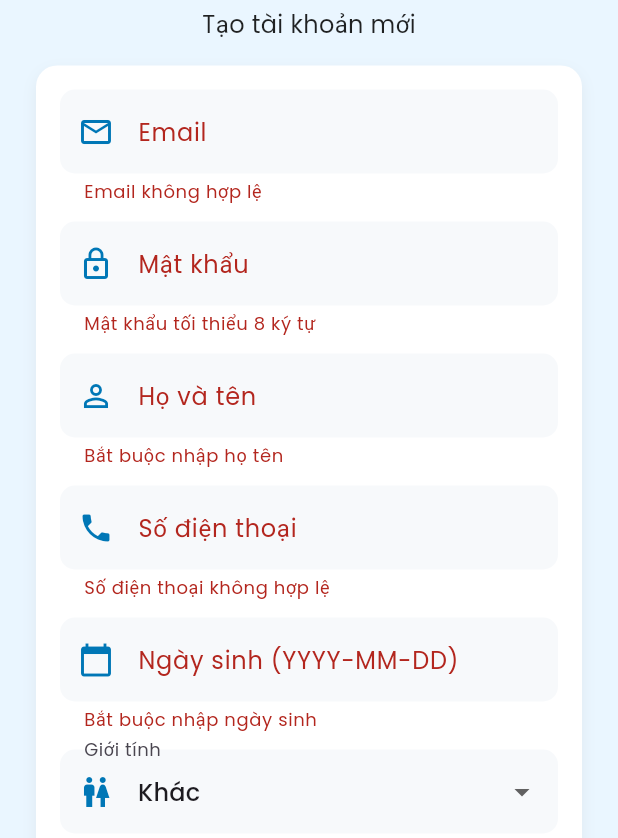
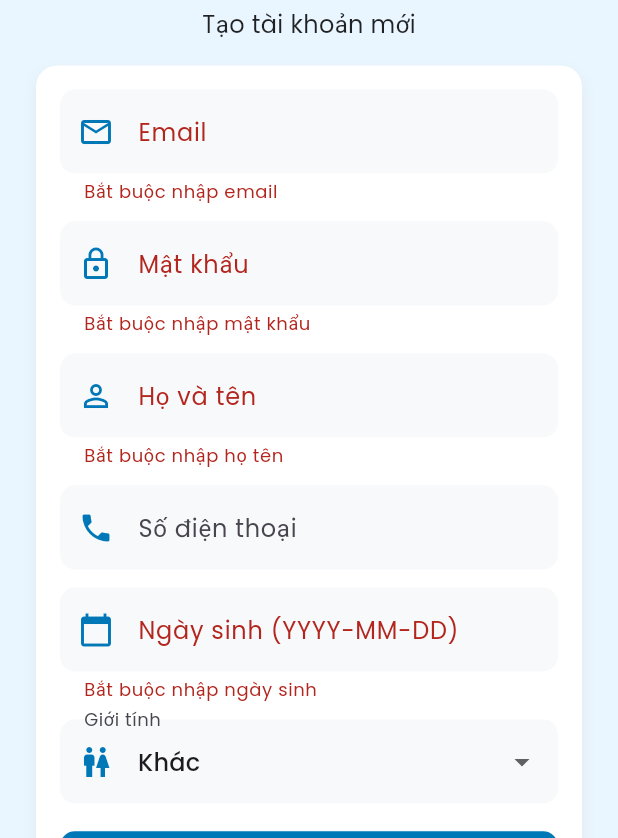
Before and after one commit to nhittt29/busticket-app, a Flutter app: the RegisterScreen screen opened by its route, after a tap on "Đăng ký", on a phone screen of 412 x 824 dp, the part 398-1236 px from its top. Run offline on Flutter 3.47's test engine with Material 3 defaults, Android fonts, the light colour scheme and no system bars; our stand-ins replace equatable, firebase_core, flutter_bloc, flutter_cache_manager, google_fonts, image_picker and 2 more; accounts and stored records are empty.

Commit message:
chore: comprehensive updates for auth and profile features across backend and frontend

```diff
--- a/frontend/lib/screens/forgot_password_screen.dart
+++ b/frontend/lib/screens/forgot_password_screen.dart
@@ -1,7 +1,6 @@
 import 'package:flutter/material.dart';
 import 'package:flutter_bloc/flutter_bloc.dart';
 import '../bloc/auth/auth_bloc.dart';
-import '../bloc/auth/auth_event.dart';
 import '../bloc/auth/auth_state.dart';
 import 'reset_password_screen.dart';  // ✅ IMPORT FIX LỖI
 
--- a/frontend/lib/screens/profile_detail_screen.dart
+++ b/frontend/lib/screens/profile_detail_screen.dart
@@ -36,7 +36,7 @@ class ProfileDetailScreen extends StatelessWidget {
               return const Center(child: CircularProgressIndicator());
             }
 
-            final userData = state.user ?? this.user ?? {};
+            final userData = state.user ?? user ?? {};
             final name = userData['name'] ?? 'Không có tên';
             final email = userData['email'] ?? 'Không có email';
             final phone = userData['phone'] ?? 'Chưa cập nhật số điện thoại';
--- a/frontend/lib/screens/register_screen.dart
+++ b/frontend/lib/screens/register_screen.dart
@@ -62,20 +62,20 @@ class _RegisterScreenState extends State<RegisterScreen> {
                     GestureDetector(
                       onTap: _pickAvatar,
                       child: CircleAvatar(
-                        radius: 60, // ✅ GIẢM: 70→60
+                        radius: 60,
                         backgroundColor: const Color(0xFFBFD7ED),
                         backgroundImage: _avatarFile != null ? FileImage(_avatarFile!) : null,
                         child: _avatarFile == null
-                            ? const Icon(Icons.camera_alt, size: 35, color: Colors.white) // ✅ GIẢM: 40→35
+                            ? const Icon(Icons.camera_alt, size: 35, color: Colors.white)
                             : null,
                       ),
                     ),
-                    const SizedBox(height: 8), // ✅ GIẢM: 10→8
+                    const SizedBox(height: 8),
                     const Text(
                       'Chọn ảnh đại diện',
-                      style: TextStyle(color: Colors.black54, fontSize: 14)
+                      style: TextStyle(color: Colors.black54, fontSize: 14),
                     ),
-                    const SizedBox(height: 16), // ✅ GIẢM: 20→16
+                    const SizedBox(height: 16),
 
                     // Logo & Title
                     const Text(
@@ -84,28 +84,28 @@ class _RegisterScreenState extends State<RegisterScreen> {
                         fontSize: 28,
                         fontWeight: FontWeight.bold,
                         color: Color(0xFF023E8A),
-                        letterSpacing: 0.5
-                      )
+                        letterSpacing: 0.5,
+                      ),
                     ),
                     const SizedBox(height: 5),
                     const Text(
                       'Tạo tài khoản mới',
-                      style: TextStyle(fontSize: 16, color: Colors.black87)
+                      style: TextStyle(fontSize: 16, color: Colors.black87),
                     ),
-                    const SizedBox(height: 16), // ✅ GIẢM: 20→16
+                    const SizedBox(height: 16),
 
                     // Form Container - NHỎ LẠI
                     Container(
-                      padding: const EdgeInsets.all(16), // ✅ GIẢM: 20→16
+                      padding: const EdgeInsets.all(16),
                       decoration: BoxDecoration(
                         color: Colors.white,
-                        borderRadius: BorderRadius.circular(14), // ✅ GIẢM: 18→14
+                        borderRadius: BorderRadius.circular(14),
                         boxShadow: [
                           BoxShadow(
                             color: Colors.grey.withOpacity(0.15),
-                            blurRadius: 8, // ✅ GIẢM: 10→8
-                            offset: const Offset(0, 4) // ✅ GIẢM: 5→4
-                          )
+                            blurRadius: 8,
+                            offset: const Offset(0, 4),
+                          ),
                         ],
                       ),
                       child: Form(
@@ -120,18 +120,23 @@ class _RegisterScreenState extends State<RegisterScreen> {
                                 filled: true,
                                 fillColor: const Color(0xFFF7F9FB),
                                 border: OutlineInputBorder(
-                                  borderRadius: BorderRadius.circular(10), // ✅ GIẢM: 12→10
-                                  borderSide: BorderSide.none
+                                  borderRadius: BorderRadius.circular(10),
+                                  borderSide: BorderSide.none,
                                 ),
                               ),
                               style: const TextStyle(color: Colors.black),
                               onChanged: (value) => email = value,
-                              validator: (value) =>
-                                  value != null && value.contains('@')
-                                      ? null
-                                      : 'Email không hợp lệ',
+                              validator: (value) {
+                                if (value == null || value.isEmpty) {
+                                  return 'Bắt buộc nhập email';
+                                }
+                                if (!RegExp(r'^[\w-\.]+@([\w-]+\.)+[\w-]{2,4}$').hasMatch(value)) {
+                                  return 'Email không hợp lệ';
+                                }
+                                return null;
+                              },
                             ),
-                            const SizedBox(height: 12), // ✅ GIẢM: 16→12
+                            const SizedBox(height: 12),
 
                             // Password
                             TextFormField(
@@ -142,18 +147,24 @@ class _RegisterScreenState extends State<RegisterScreen> {
                                 fillColor: const Color(0xFFF7F9FB),
                                 border: OutlineInputBorder(
                                   borderRadius: BorderRadius.circular(10),
-                                  borderSide: BorderSide.none
+                                  borderSide: BorderSide.none,
                                 ),
                               ),
                               obscureText: true,
                               style: const TextStyle(color: Colors.black),
                               onChanged: (value) => password = value,
-                              validator: (value) =>
-                                  value != null && value.length >= 8
-                                      ? null
-                                      : 'Mật khẩu tối thiểu 8 ký tự',
+                              validator: (value) {
+                                if (value == null || value.isEmpty) {
+                                  return 'Bắt buộc nhập mật khẩu';
+                                }
+                                if (!RegExp(r'^(?=.*[a-z])(?=.*[A-Z])(?=.*\d)(?=.*[@$!%*?&])[A-Za-z\d@$!%*?&]{8,}$')
+                                    .hasMatch(value)) {
+                                  return 'Mật khẩu phải có ít nhất 8 ký tự, chữ hoa, chữ thường, số và ký tự đặc biệt';
+                                }
+                                return null;
+                              },
                             ),
-                            const SizedBox(height: 12), // ✅ GIẢM: 16→12
+                            const SizedBox(height: 12),
 
                             // Name
                             TextFormField(
@@ -164,17 +175,22 @@ class _RegisterScreenState extends State<RegisterScreen> {
                                 fillColor: const Color(0xFFF7F9FB),
                                 border: OutlineInputBorder(
                                   borderRadius: BorderRadius.circular(10),
-                                  borderSide: BorderSide.none
+                                  borderSide: BorderSide.none,
                                 ),
                               ),
                               style: const TextStyle(color: Colors.black),
                               onChanged: (value) => name = value,
-                              validator: (value) =>
-                                  value != null && value.isNotEmpty
-                                      ? null
-                                      : 'Bắt buộc nhập họ tên',
+                              validator: (value) {
+                                if (value == null || value.isEmpty) {
+                                  return 'Bắt buộc nhập họ tên';
+                                }
+                                if (value.length < 2 || value.length > 50) {
+                                  return 'Họ tên phải từ 2 đến 50 ký tự';
+                                }
+                                return null;
+                              },
                             ),
-                            const SizedBox(height: 12), // ✅ GIẢM: 16→12
+                            const SizedBox(height: 12),
 
                             // Phone
                             TextFormField(
@@ -185,20 +201,22 @@ class _RegisterScreenState extends State<RegisterScreen> {
                                 fillColor: const Color(0xFFF7F9FB),
                                 border: OutlineInputBorder(
                                   borderRadius: BorderRadius.circular(10),
-                                  borderSide: BorderSide.none
+                                  borderSide: BorderSide.none,
                                 ),
                               ),
                               keyboardType: TextInputType.phone,
                               style: const TextStyle(color: Colors.black),
                               onChanged: (value) => phone = value,
-                              validator: (value) =>
-                                  value != null &&
-                                  value.length >= 10 &&
-                                  RegExp(r'^[0-9]+$').hasMatch(value)
-                                      ? null
-                                      : 'Số điện thoại không hợp lệ',
+                              validator: (value) {
+                                if (value != null && value.isNotEmpty) {
+                                  if (!RegExp(r'^\d{10}$').hasMatch(value)) {
+                                    return 'Số điện thoại phải là 10 chữ số';
+                                  }
+                                }
+                                return null;
+                              },
                             ),
-                            const SizedBox(height: 12), // ✅ GIẢM: 16→12
+                            const SizedBox(height: 12),
 
                             // Date of Birth
                             TextFormField(
@@ -209,7 +227,7 @@ class _RegisterScreenState extends State<RegisterScreen> {
                                 fillColor: const Color(0xFFF7F9FB),
                                 border: OutlineInputBorder(
                                   borderRadius: BorderRadius.circular(10),
-                                  borderSide: BorderSide.none
+                                  borderSide: BorderSide.none,
                                 ),
                               ),
                               keyboardType: TextInputType.datetime,
@@ -219,15 +237,18 @@ class _RegisterScreenState extends State<RegisterScreen> {
                                 if (value == null || value.isEmpty) {
                                   return 'Bắt buộc nhập ngày sinh';
                                 }
+                                if (!RegExp(r'^\d{4}-(0[1-9]|1[0-2])-(0[1-9]|[12]\d|3[01])$').hasMatch(value)) {
+                                  return 'Định dạng ngày phải là YYYY-MM-DD';
+                                }
                                 try {
                                   DateTime.parse(value);
-                                  return null;
                                 } catch (e) {
-                                  return 'Định dạng ngày không hợp lệ (YYYY-MM-DD)';
+                                  return 'Ngày sinh không hợp lệ';
                                 }
+                                return null;
                               },
                             ),
-                            const SizedBox(height: 12), // ✅ GIẢM: 16→12
+                            const SizedBox(height: 12),
 
                             // Gender Dropdown
                             DropdownButtonFormField<String>(
@@ -238,7 +259,7 @@ class _RegisterScreenState extends State<RegisterScreen> {
                                 fillColor: const Color(0xFFF7F9FB),
                                 border: OutlineInputBorder(
                                   borderRadius: BorderRadius.circular(10),
-                                  borderSide: BorderSide.none
+                                  borderSide: BorderSide.none,
                                 ),
                               ),
                               value: gender,
@@ -252,10 +273,9 @@ class _RegisterScreenState extends State<RegisterScreen> {
                                   setState(() => gender = value);
                                 }
                               },
-                              validator: (value) =>
-                                  value == null ? 'Bắt buộc chọn giới tính' : null,
+                              validator: (value) => value == null ? 'Bắt buộc chọn giới tính' : null,
                             ),
-                            const SizedBox(height: 16), // ✅ GIẢM: 20→16
+                            const SizedBox(height: 16),
 
                             // Register Button - NHỎ LẠI
                             SizedBox(
@@ -263,9 +283,9 @@ class _RegisterScreenState extends State<RegisterScreen> {
                               child: ElevatedButton(
                                 style: ElevatedButton.styleFrom(
                                   backgroundColor: const Color(0xFF0077B6),
-                                  padding: const EdgeInsets.symmetric(vertical: 12), // ✅ GIẢM: 14→12
+                                  padding: const EdgeInsets.symmetric(vertical: 12),
                                   shape: RoundedRectangleBorder(
-                                    borderRadius: BorderRadius.circular(10) // ✅ GIẢM: 12→10
+                                    borderRadius: BorderRadius.circular(10),
                                   ),
                                 ),
                                 onPressed: state.isLoading
@@ -279,7 +299,7 @@ class _RegisterScreenState extends State<RegisterScreen> {
                                             ScaffoldMessenger.of(context).showSnackBar(
                                               const SnackBar(
                                                 content: Text('Định dạng ngày sinh không hợp lệ'),
-                                                backgroundColor: Colors.red
+                                                backgroundColor: Colors.red,
                                               ),
                                             );
                                             return;
@@ -300,7 +320,7 @@ class _RegisterScreenState extends State<RegisterScreen> {
                                     ? const CircularProgressIndicator(color: Colors.white)
                                     : const Text(
                                         'Đăng ký',
-                                        style: TextStyle(fontSize: 16, color: Colors.white) // ✅ GIẢM: 17→16
+                                        style: TextStyle(fontSize: 16, color: Colors.white),
                                       ),
                               ),
                             ),
@@ -308,7 +328,7 @@ class _RegisterScreenState extends State<RegisterScreen> {
                         ),
                       ),
                     ),
-                    const SizedBox(height: 16), // ✅ GIẢM: 20→16
+                    const SizedBox(height: 16),
 
                     // Login Link
                     Row(
@@ -316,13 +336,13 @@ class _RegisterScreenState extends State<RegisterScreen> {
                       children: [
                         const Text(
                           'Đã có tài khoản? ',
-                          style: TextStyle(color: Colors.black87)
+                          style: TextStyle(color: Colors.black87),
                         ),
                         TextButton(
                           onPressed: () => Navigator.pop(context),
                           child: const Text(
                             'Đăng nhập',
-                            style: TextStyle(color: Color(0xFF0077B6))
+                            style: TextStyle(color: Color(0xFF0077B6)),
                           ),
                         ),
                       ],
```
Also changed, not shown: frontend/lib/bloc/auth/auth_bloc.dart (+16 -4 lines), frontend/lib/screens/edit_profile_screen.dart (+80 -31 lines), frontend/lib/screens/login_screen.dart (+29 -9 lines), frontend/lib/screens/reset_password_screen.dart (+18 -2 lines).
